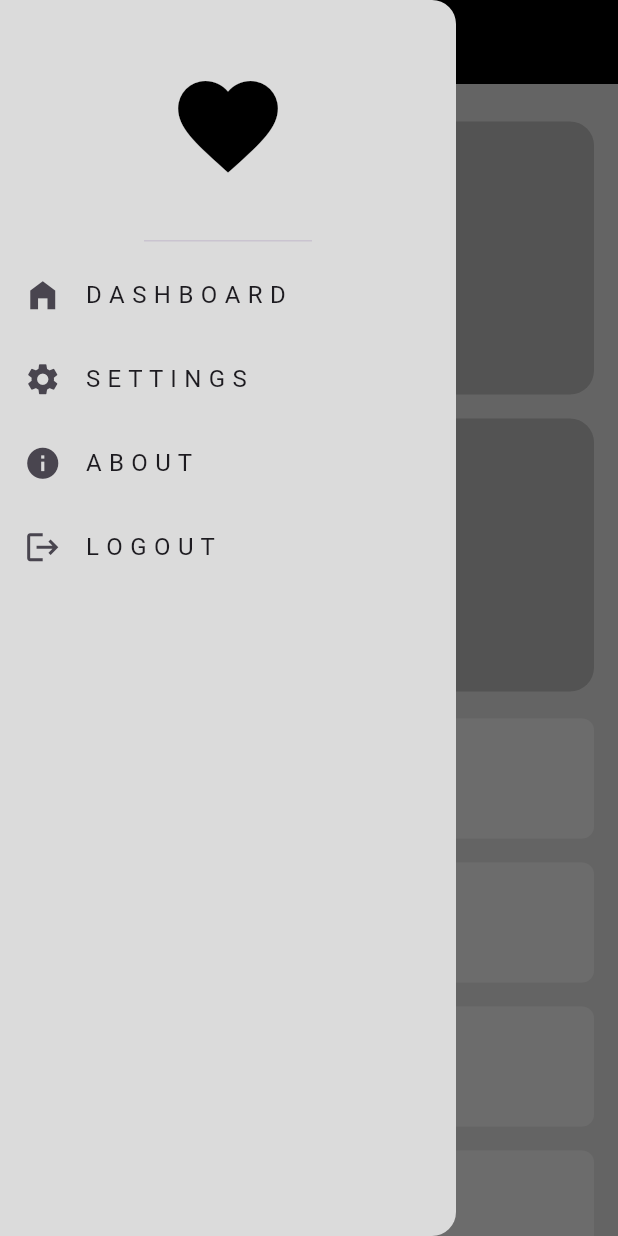
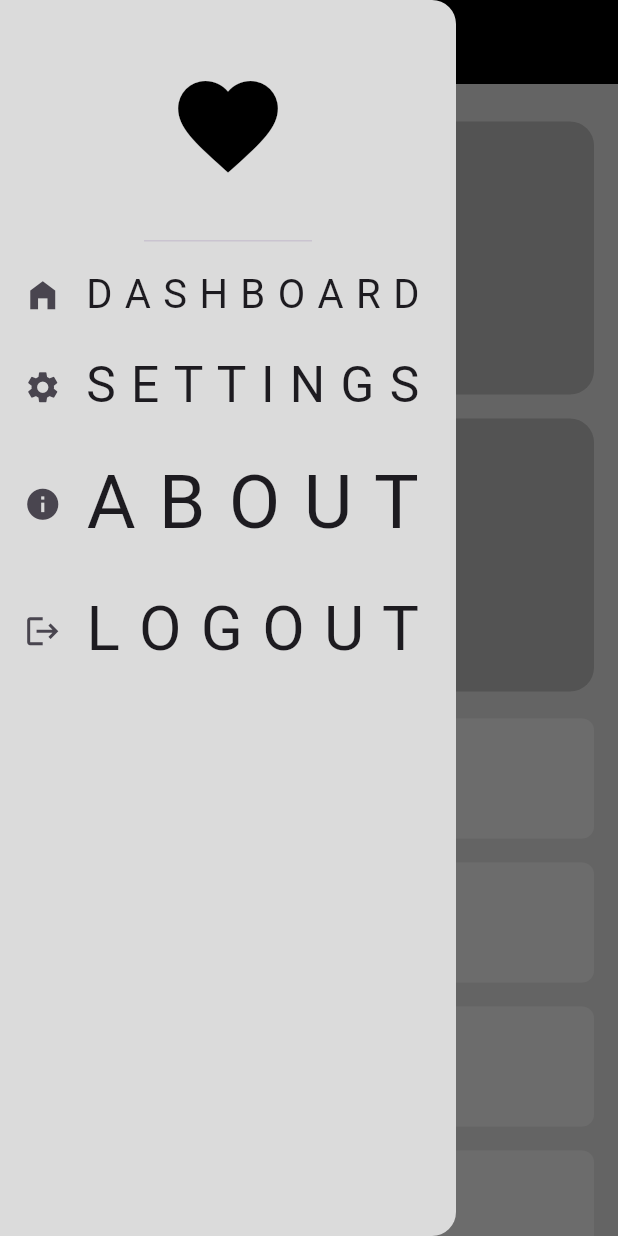
Before and after one commit to salahsaleh1015/Mastering-Flutter-Responsive-Adaptive-UI-Design, a Flutter app: the screen it shows after launch, with the side drawer open, on a phone screen of 412 x 824 dp. Run offline on Flutter 3.47's test engine with Material 3 defaults, Android fonts, the phone set to English and light mode, and no system bars.

Commit message:
finish adaptive app

```diff
--- a/lib/adaptive_app/views/home_view.dart
+++ b/lib/adaptive_app/views/home_view.dart
@@ -20,7 +20,7 @@ class _HomeViewState extends State<HomeView> {
       key: scaffoldKey,
       drawer: CustomDrawer(),
       backgroundColor: Color(0xffdbdbdb),
-      appBar: AppBar(
+      appBar: MediaQuery.sizeOf(context).width > 900 ? null : AppBar(
         backgroundColor: Colors.black,
         leading: IconButton(
           onPressed: (){
--- /dev/null
+++ b/lib/adaptive_app/widgets/adaptive_layout.dart
@@ -0,0 +1,26 @@
+import 'package:flutter/material.dart';
+
+class AdaptiveLayout extends StatelessWidget {
+  const AdaptiveLayout({
+    super.key,
+    required this.mobileLayout,
+    required this.tabletLayout,
+    required this.desktopLayout,
+  });
+
+  final WidgetBuilder mobileLayout, tabletLayout, desktopLayout;
+  @override
+  Widget build(BuildContext context) {
+    return LayoutBuilder(
+      builder: (BuildContext context, BoxConstraints constraints) {
+        if (constraints.maxWidth < 600) {
+          return mobileLayout(context);
+        } else if (constraints.maxWidth < 900) {
+          return tabletLayout(context);
+        }
+        return desktopLayout(context);
+      },
+    );
+    ;
+  }
+}
--- a/lib/adaptive_app/widgets/custom_drawer.dart
+++ b/lib/adaptive_app/widgets/custom_drawer.dart
@@ -41,7 +41,9 @@ class DrawerItem extends StatelessWidget {
   Widget build(BuildContext context) {
     return ListTile(
       leading: Icon(drawerItemModel.icon, size: 25),
-      title: Text(drawerItemModel.title),
+      title: FittedBox(
+          alignment: Alignment.centerLeft,
+          child: Text(drawerItemModel.title)),
     );
   }
 }
--- a/lib/adaptive_app/widgets/home_view_body.dart
+++ b/lib/adaptive_app/widgets/home_view_body.dart
@@ -1,4 +1,5 @@
 import 'package:flutter/material.dart';
+import 'package:mastering_flutter_responsive_and_adaptive_ui_design_course/adaptive_app/widgets/adaptive_layout.dart';
 import 'package:mastering_flutter_responsive_and_adaptive_ui_design_course/adaptive_app/widgets/custom_sliver_grid_view.dart';
 import 'package:mastering_flutter_responsive_and_adaptive_ui_design_course/adaptive_app/widgets/custom_sliver_horizontal_list.dart';
 import 'package:mastering_flutter_responsive_and_adaptive_ui_design_course/adaptive_app/widgets/custom_sliver_list.dart';
@@ -11,15 +12,10 @@ class HomeViewBody extends StatelessWidget {
 
   @override
   Widget build(BuildContext context) {
-    return LayoutBuilder(
-      builder: (BuildContext context, BoxConstraints constraints) {
-        if (constraints.maxWidth < 600) {
-          return const MobileLayoutWidget();
-        }else if(constraints.maxWidth < 900) {
-          return TabletLayoutWidget();
-        }
-        return const DesktopLayoutWidget();
-      },
+    return AdaptiveLayout(
+      desktopLayout: (context) => const DesktopLayoutWidget(),
+      tabletLayout: (context) => const TabletLayoutWidget(),
+      mobileLayout: (context) => const MobileLayoutWidget(),
     );
   }
 }
```
